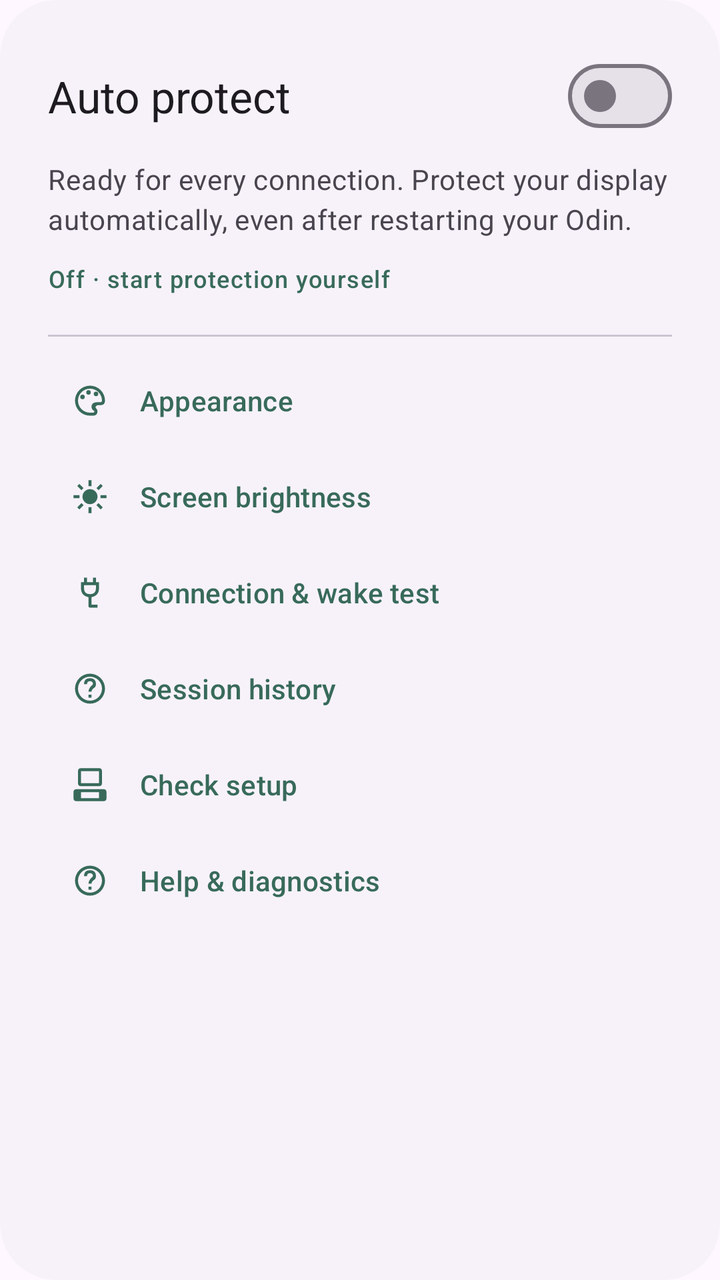
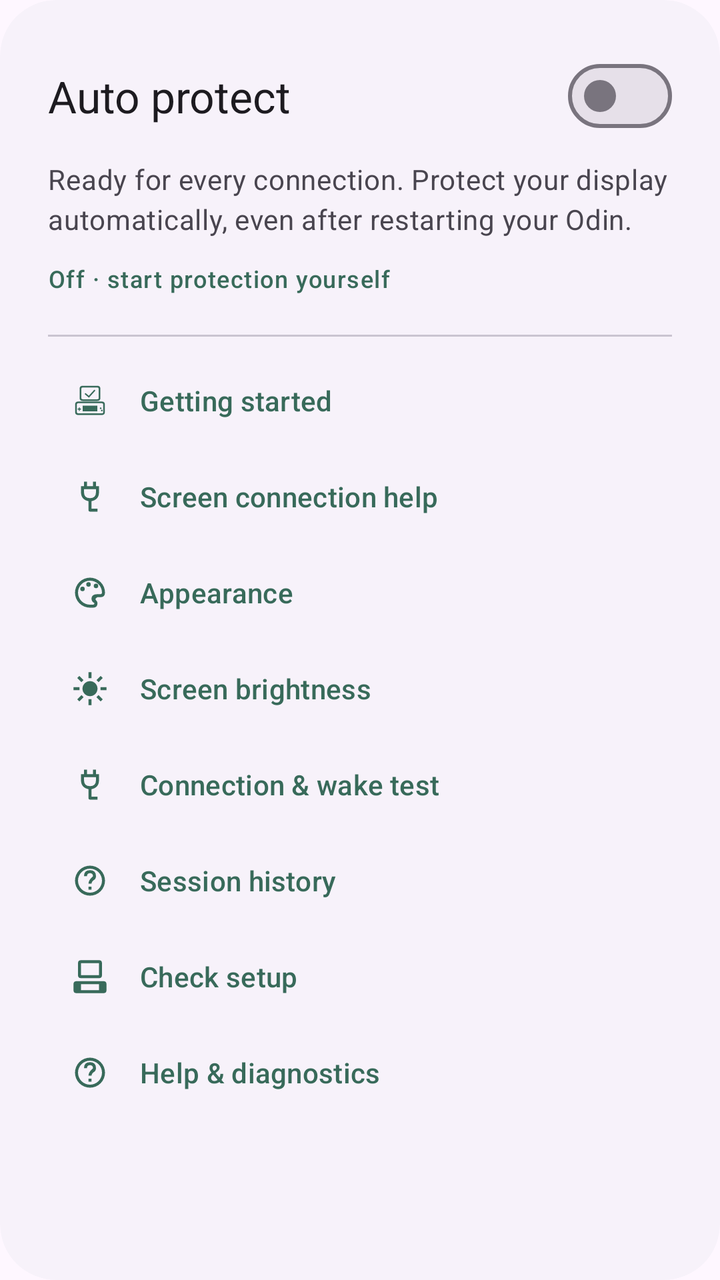

Screens rendered from an Android XML layout before and after an edit, with the pre-edit source and the edit as a unified diff.
<!-- AndroidManifest.xml: application theme Theme.OdinDuo -->
<!-- res/layout/settings_card.xml -->
<com.google.android.material.card.MaterialCardView xmlns:android="http://schemas.android.com/apk/res/android" xmlns:app="http://schemas.android.com/apk/res-auto" style="@style/Widget.OdinDuo.Card" android:layout_width="match_parent" android:layout_height="wrap_content" app:cardBackgroundColor="?attr/colorSurfaceContainerLow">
    <LinearLayout android:layout_width="match_parent" android:layout_height="wrap_content" android:orientation="vertical" android:padding="@dimen/card_padding">
        <com.google.android.material.materialswitch.MaterialSwitch android:id="@+id/automatic" android:layout_width="match_parent" android:layout_height="wrap_content" android:minHeight="48dp" android:text="@string/automatic_title" android:textAppearance="?attr/textAppearanceTitleLarge" android:textColor="?attr/colorOnSurface" />
        <com.google.android.material.textview.MaterialTextView android:layout_width="match_parent" android:layout_height="wrap_content" android:layout_marginTop="8dp" android:text="@string/automatic_body" android:textAppearance="?attr/textAppearanceBodyMedium" android:textColor="?attr/colorOnSurfaceVariant" />
        <com.google.android.material.textview.MaterialTextView android:id="@+id/automatic_summary" android:layout_width="match_parent" android:layout_height="wrap_content" android:layout_marginTop="12dp" android:text="@string/automatic_off" android:textAppearance="?attr/textAppearanceLabelMedium" android:textColor="?attr/colorPrimary" />
        <com.google.android.material.divider.MaterialDivider android:layout_width="match_parent" android:layout_height="wrap_content" android:layout_marginTop="20dp" android:layout_marginBottom="8dp" />
        <com.google.android.material.button.MaterialButton android:id="@+id/appearance" style="@style/Widget.Material3.Button.TextButton" android:layout_width="match_parent" android:layout_height="wrap_content" android:minHeight="48dp" android:text="@string/appearance" android:gravity="start|center_vertical" app:icon="@drawable/ic_palette" app:iconGravity="start" app:iconPadding="16dp" />
        <com.google.android.material.button.MaterialButton android:id="@+id/brightness" style="@style/Widget.Material3.Button.TextButton" android:layout_width="match_parent" android:layout_height="wrap_content" android:minHeight="48dp" android:text="@string/brightness" android:gravity="start|center_vertical" app:icon="@drawable/ic_brightness" app:iconGravity="start" app:iconPadding="16dp" />
        <com.google.android.material.button.MaterialButton android:id="@+id/connection_test" style="@style/Widget.Material3.Button.TextButton" android:layout_width="match_parent" android:layout_height="wrap_content" android:minHeight="48dp" android:text="@string/connection_test" android:gravity="start|center_vertical" app:icon="@drawable/ic_cable" app:iconGravity="start" app:iconPadding="16dp" />
        <com.google.android.material.button.MaterialButton android:id="@+id/history" style="@style/Widget.Material3.Button.TextButton" android:layout_width="match_parent" android:layout_height="wrap_content" android:minHeight="48dp" android:text="@string/history" android:gravity="start|center_vertical" app:icon="@drawable/ic_help" app:iconGravity="start" app:iconPadding="16dp" />
        <com.google.android.material.button.MaterialButton android:id="@+id/setup" style="@style/Widget.Material3.Button.TextButton" android:layout_width="match_parent" android:layout_height="wrap_content" android:minHeight="48dp" android:text="@string/setup_title" android:gravity="start|center_vertical" app:icon="@drawable/ic_touch" app:iconGravity="start" app:iconPadding="16dp" />
        <com.google.android.material.button.MaterialButton android:id="@+id/help" style="@style/Widget.Material3.Button.TextButton" android:layout_width="match_parent" android:layout_height="wrap_content" android:minHeight="48dp" android:text="@string/help" android:gravity="start|center_vertical" app:icon="@drawable/ic_help" app:iconGravity="start" app:iconPadding="16dp" />
        <com.google.android.material.textview.MaterialTextView android:id="@+id/notification_hint" android:layout_width="match_parent" android:layout_height="wrap_content" android:layout_marginTop="12dp" android:minHeight="48dp" android:gravity="center_vertical" android:focusable="true" android:clickable="true" android:background="?attr/selectableItemBackground" android:text="@string/notification_permission_hint" android:visibility="gone" android:textAppearance="?attr/textAppearanceBodySmall" android:textColor="?attr/colorOnSurfaceVariant" />
    </LinearLayout>
</com.google.android.material.card.MaterialCardView>
<!-- resources referenced by this layout -->
<resources>
  <dimen name="card_padding">24dp</dimen>
  <!-- drawable ic_cable (drawable) -->
  <vector xmlns:android="http://schemas.android.com/apk/res/android" android:width="20dp" android:height="20dp" android:viewportWidth="24" android:viewportHeight="24">
      <path android:fillColor="#FF000000" android:pathData="M8,2 L10,2 L10,5 L14,5 L14,2 L16,2 L16,5 L18,5 L18,9 Q18,14 13,15 L13,20 L17,20 L17,22 L12,22 Q11,22 11,21 L11,15 Q6,14 6,9 L6,5 L8,5 Z M8,7 L8,9 Q8,13 12,13 Q16,13 16,9 L16,7 Z"/>
  </vector>
  <!-- drawable ic_help (drawable) -->
  <vector xmlns:android="http://schemas.android.com/apk/res/android" android:width="24dp" android:height="24dp" android:viewportWidth="24" android:viewportHeight="24"><path android:fillColor="#FF000000" android:pathData="M12,2 A10,10 0,1 0,12,22 A10,10 0,1 0,12,2 Z M12,4 A8,8 0,1 1,12,20 A8,8 0,1 1,12,4 Z M11,16 L13,16 L13,18 L11,18 Z M8,9 Q8,5 12,5 Q16,5 16,9 Q16,11 14,12 Q13,13 13,14 L11,14 Q11,12 13,10 Q14,9 14,9 Q14,7 12,7 Q10,7 10,9 Z"/></vector>
  <!-- drawable ic_touch (drawable) -->
  <vector xmlns:android="http://schemas.android.com/apk/res/android" android:width="24dp" android:height="24dp" android:viewportWidth="24" android:viewportHeight="24">
      <path android:fillColor="#FFFFFFFF" android:pathData="M6,1 L18,1 Q20,1 20,3 L20,11 Q20,13 18,13 L6,13 Q4,13 4,11 L4,3 Q4,1 6,1 Z M6,3 L6,11 L18,11 L18,3 Z M3,15 L21,15 Q23,15 23,17 L23,21 Q23,23 21,23 L3,23 Q1,23 1,21 L1,17 Q1,15 3,15 Z M6,17 L6,21 L18,21 L18,17 Z"/>
  </vector>
  <string name="appearance">Appearance</string>
  <string name="automatic_body">Ready for every connection. Protect your display automatically, even after restarting your Odin.</string>
  <string name="automatic_off">Off · start protection yourself</string>
  <string name="automatic_title">Auto protect</string>
  <string name="brightness">Screen brightness</string>
  <string name="connection_test">Connection &amp; wake test</string>
  <string name="help">Help &amp; diagnostics</string>
  <string name="history">Session history</string>
  <string name="notification_permission_hint">Notifications are off. Enable them in Android settings to see protection status and the Stop control.</string>
  <string name="setup_title">Check setup</string>
  <style name="Widget.OdinDuo.Card" parent="Widget.Material3.CardView.Filled">
          <item name="shapeAppearance">@style/ShapeAppearance.OdinDuo.Card</item>
          <item name="cardElevation">0dp</item>
      </style>
  <style name="ShapeAppearance.OdinDuo.Card" parent="ShapeAppearance.Material3.Corner.ExtraLarge" />
  <!-- unchanged entries left out for length: 3 -->
</resources>

<!-- the commit's change to res/layout/settings_card.xml (unified diff, before → after) -->
@@ -4,6 +4,8 @@
         <com.google.android.material.textview.MaterialTextView android:layout_width="match_parent" android:layout_height="wrap_content" android:layout_marginTop="8dp" android:text="@string/automatic_body" android:textAppearance="?attr/textAppearanceBodyMedium" android:textColor="?attr/colorOnSurfaceVariant" />
         <com.google.android.material.textview.MaterialTextView android:id="@+id/automatic_summary" android:layout_width="match_parent" android:layout_height="wrap_content" android:layout_marginTop="12dp" android:text="@string/automatic_off" android:textAppearance="?attr/textAppearanceLabelMedium" android:textColor="?attr/colorPrimary" />
         <com.google.android.material.divider.MaterialDivider android:layout_width="match_parent" android:layout_height="wrap_content" android:layout_marginTop="20dp" android:layout_marginBottom="8dp" />
+        <com.google.android.material.button.MaterialButton android:id="@+id/onboarding" style="@style/Widget.Material3.Button.TextButton" android:layout_width="match_parent" android:layout_height="wrap_content" android:minHeight="48dp" android:text="@string/intro_open" android:gravity="start|center_vertical" app:icon="@drawable/ic_duo" app:iconGravity="start" app:iconPadding="16dp" />
+        <com.google.android.material.button.MaterialButton android:id="@+id/screen_help" style="@style/Widget.Material3.Button.TextButton" android:layout_width="match_parent" android:layout_height="wrap_content" android:minHeight="48dp" android:text="@string/screen_help_title" android:gravity="start|center_vertical" app:icon="@drawable/ic_cable" app:iconGravity="start" app:iconPadding="16dp" />
         <com.google.android.material.button.MaterialButton android:id="@+id/appearance" style="@style/Widget.Material3.Button.TextButton" android:layout_width="match_parent" android:layout_height="wrap_content" android:minHeight="48dp" android:text="@string/appearance" android:gravity="start|center_vertical" app:icon="@drawable/ic_palette" app:iconGravity="start" app:iconPadding="16dp" />
         <com.google.android.material.button.MaterialButton android:id="@+id/brightness" style="@style/Widget.Material3.Button.TextButton" android:layout_width="match_parent" android:layout_height="wrap_content" android:minHeight="48dp" android:text="@string/brightness" android:gravity="start|center_vertical" app:icon="@drawable/ic_brightness" app:iconGravity="start" app:iconPadding="16dp" />
         <com.google.android.material.button.MaterialButton android:id="@+id/connection_test" style="@style/Widget.Material3.Button.TextButton" android:layout_width="match_parent" android:layout_height="wrap_content" android:minHeight="48dp" android:text="@string/connection_test" android:gravity="start|center_vertical" app:icon="@drawable/ic_cable" app:iconGravity="start" app:iconPadding="16dp" />
<!-- resource entries referenced after the edit -->
@@ -4,6 +4,12 @@
   <!-- drawable ic_cable (drawable) -->
   <vector xmlns:android="http://schemas.android.com/apk/res/android" android:width="20dp" android:height="20dp" android:viewportWidth="24" android:viewportHeight="24">
       <path android:fillColor="#FF000000" android:pathData="M8,2 L10,2 L10,5 L14,5 L14,2 L16,2 L16,5 L18,5 L18,9 Q18,14 13,15 L13,20 L17,20 L17,22 L12,22 Q11,22 11,21 L11,15 Q6,14 6,9 L6,5 L8,5 Z M8,7 L8,9 Q8,13 12,13 Q16,13 16,9 L16,7 Z"/>
+  </vector>
+  <!-- drawable ic_duo (drawable) -->
+  <vector xmlns:android="http://schemas.android.com/apk/res/android" android:width="64dp" android:height="64dp" android:viewportWidth="64" android:viewportHeight="64">
+      <path android:fillColor="#00000000" android:strokeColor="#FF000000" android:strokeWidth="3" android:strokeLineJoin="round" android:pathData="M19,7 L45,7 Q49,7 49,11 L49,27 Q49,31 45,31 L19,31 Q15,31 15,27 L15,11 Q15,7 19,7 Z M11,35 L53,35 Q57,35 57,39 L57,52 Q57,56 53,56 L11,56 Q7,56 7,52 L7,39 Q7,35 11,35 Z"/>
+      <path android:fillColor="#FF000000" android:pathData="M19,41 L45,41 L45,51 L19,51 Z M12,44 L14,44 L14,46 L16,46 L16,48 L14,48 L14,50 L12,50 L12,48 L10,48 L10,46 L12,46 Z M51,44 A1.5,1.5 0,1 0,51,47 A1.5,1.5 0,1 0,51,44 M53,48 A1.5,1.5 0,1 0,53,51 A1.5,1.5 0,1 0,53,48"/>
+      <path android:fillColor="#00000000" android:strokeColor="#FF000000" android:strokeWidth="2.5" android:strokeLineCap="round" android:pathData="M24,20 L30,25 L40,14"/>
   </vector>
   <!-- drawable ic_help (drawable) -->
   <vector xmlns:android="http://schemas.android.com/apk/res/android" android:width="24dp" android:height="24dp" android:viewportWidth="24" android:viewportHeight="24"><path android:fillColor="#FF000000" android:pathData="M12,2 A10,10 0,1 0,12,22 A10,10 0,1 0,12,2 Z M12,4 A8,8 0,1 1,12,20 A8,8 0,1 1,12,4 Z M11,16 L13,16 L13,18 L11,18 Z M8,9 Q8,5 12,5 Q16,5 16,9 Q16,11 14,12 Q13,13 13,14 L11,14 Q11,12 13,10 Q14,9 14,9 Q14,7 12,7 Q10,7 10,9 Z"/></vector>
@@ -19,7 +25,9 @@
   <string name="connection_test">Connection &amp; wake test</string>
   <string name="help">Help &amp; diagnostics</string>
   <string name="history">Session history</string>
+  <string name="intro_open">Getting started</string>
   <string name="notification_permission_hint">Notifications are off. Enable them in Android settings to see protection status and the Stop control.</string>
+  <string name="screen_help_title">Screen connection help</string>
   <string name="setup_title">Check setup</string>
   <style name="Widget.OdinDuo.Card" parent="Widget.Material3.CardView.Filled">
           <item name="shapeAppearance">@style/ShapeAppearance.OdinDuo.Card</item>
